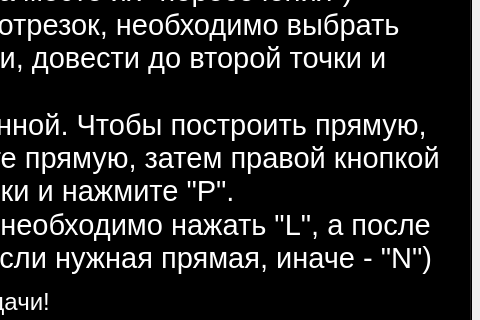
Old version of the form form2_p.ui in the repository leriia-meow/geometry; both pictures show x 459 to 939 and y 336 to 656 of the 939 by 868 pixel window.
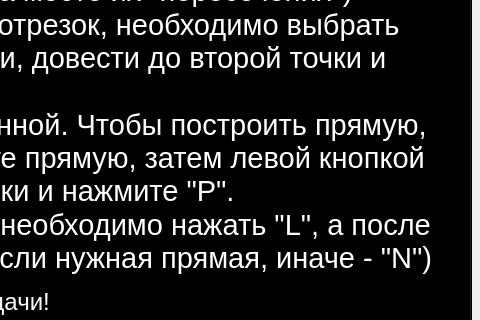
New version of the form. Icons and pictures are not drawn.

```diff
--- a/form2_p.ui
+++ b/form2_p.ui
@@ -156,7 +156,7 @@
 &lt;p style=&quot; margin-top:0px; margin-bottom:0px; margin-left:0px; margin-right:0px; -qt-block-indent:0; text-indent:0px;&quot;&gt;&lt;span style=&quot; font-size:22pt; color:#ffffff;&quot;&gt;Возможные построения этого урока:&lt;/span&gt;&lt;/p&gt;
 &lt;p style=&quot; margin-top:0px; margin-bottom:0px; margin-left:0px; margin-right:0px; -qt-block-indent:0; text-indent:0px;&quot;&gt;&lt;span style=&quot; font-size:22pt; color:#ffffff;&quot;&gt;     1) Точка. Чтобы поставить точку необходимо выбрать 2 прямые и нажать &amp;quot;T&amp;quot;. Важно! Скрещивающиеся прямые также могут выглядеть пересекающимися на картинке, и программа даст возможо поставить точку на месте их &amp;quot;пересечения&amp;quot;)&lt;/span&gt;&lt;/p&gt;
 &lt;p style=&quot; margin-top:0px; margin-bottom:0px; margin-left:0px; margin-right:0px; -qt-block-indent:0; text-indent:0px;&quot;&gt;&lt;span style=&quot; font-size:22pt; color:#ffffff;&quot;&gt;     2) Отрезок.Чтобы построить отрезок, необходимо выбрать одну точку правой конпкой мыши, довести до второй точки и отпустить.&lt;/span&gt;&lt;/p&gt;
-&lt;p style=&quot; margin-top:0px; margin-bottom:0px; margin-left:0px; margin-right:0px; -qt-block-indent:0; text-indent:0px;&quot;&gt;&lt;span style=&quot; font-size:22pt; color:#ffffff;&quot;&gt;     3) Прямая, параллельная данной. Чтобы построить прямую, параллельную данной, выберите прямую, затем правой кнопкой мыши коснитесь какой-либо точки и нажмите &amp;quot;P&amp;quot;.&lt;/span&gt;&lt;/p&gt;
+&lt;p style=&quot; margin-top:0px; margin-bottom:0px; margin-left:0px; margin-right:0px; -qt-block-indent:0; text-indent:0px;&quot;&gt;&lt;span style=&quot; font-size:22pt; color:#ffffff;&quot;&gt;     3) Прямая, параллельная данной. Чтобы построить прямую, параллельную данной, выберите прямую, затем левой кнопкой мыши коснитесь какой-либо точки и нажмите &amp;quot;P&amp;quot;.&lt;/span&gt;&lt;/p&gt;
 &lt;p align=&quot;center&quot; style=&quot; margin-top:0px; margin-bottom:0px; margin-left:0px; margin-right:0px; -qt-block-indent:0; text-indent:0px;&quot;&gt;&lt;span style=&quot; font-size:22pt; color:#ffffff;&quot;&gt;(Доп. Чтобы выбрать прямую необходимо нажать &amp;quot;L&amp;quot;, а после этого начать выбирать: &amp;quot;D&amp;quot; - если нужная прямая, иначе - &amp;quot;N&amp;quot;)&lt;/span&gt;&lt;/p&gt;
 &lt;p align=&quot;center&quot; style=&quot;-qt-paragraph-type:empty; margin-top:0px; margin-bottom:0px; margin-left:0px; margin-right:0px; -qt-block-indent:0; text-indent:0px; color:#ffffff;&quot;&gt;&lt;br /&gt;&lt;/p&gt;
 &lt;p align=&quot;center&quot; style=&quot; margin-top:0px; margin-bottom:0px; margin-left:0px; margin-right:0px; -qt-block-indent:0; text-indent:0px;&quot;&gt;&lt;span style=&quot; font-size:18pt; color:#ffffff;&quot;&gt;Удачи!&lt;/span&gt;&lt;/p&gt;
```
